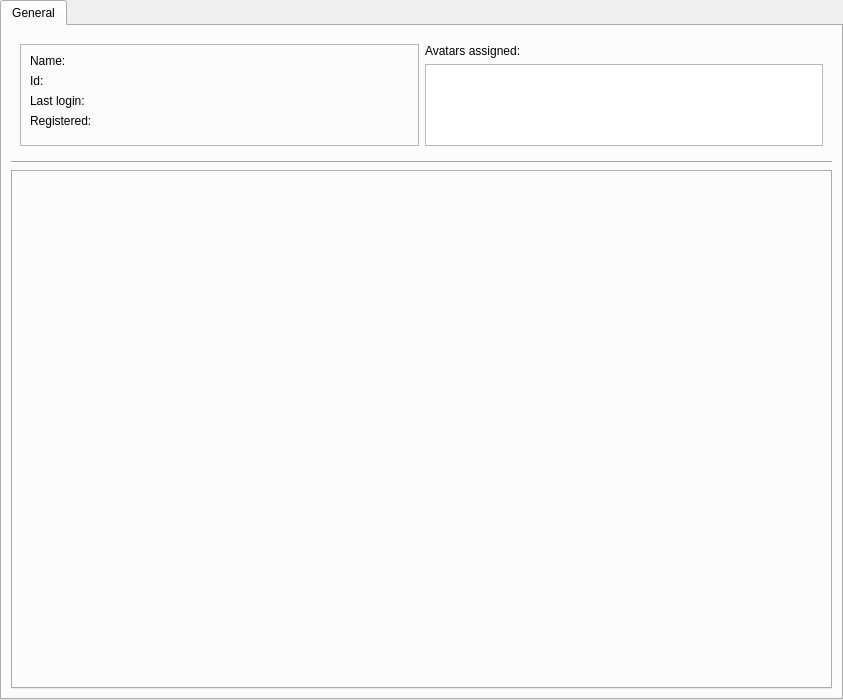
First picture: the form in res/player_card/playercard.ui, repository FAForever/lobby, before the edit.
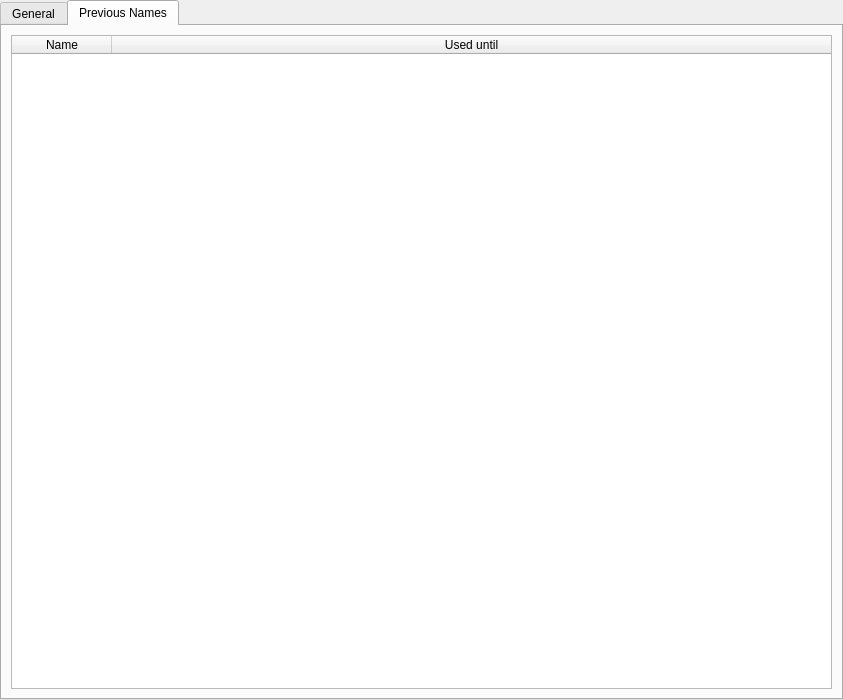
Second picture: the form after the edit. The open tabs and pages were chosen to show the change.

Diff of the .ui file:
```diff
--- a/res/player_card/playercard.ui
+++ b/res/player_card/playercard.ui
@@ -216,6 +216,45 @@
          </item>
         </layout>
        </widget>
+       <widget class="QWidget" name="tab_2">
+        <attribute name="title">
+         <string>Previous Names</string>
+        </attribute>
+        <layout class="QGridLayout" name="gridLayout_5">
+         <item row="0" column="0">
+          <widget class="QTableWidget" name="tableWidget">
+           <property name="editTriggers">
+            <set>QAbstractItemView::NoEditTriggers</set>
+           </property>
+           <property name="alternatingRowColors">
+            <bool>true</bool>
+           </property>
+           <property name="selectionBehavior">
+            <enum>QAbstractItemView::SelectRows</enum>
+           </property>
+           <property name="showGrid">
+            <bool>false</bool>
+           </property>
+           <attribute name="horizontalHeaderStretchLastSection">
+            <bool>true</bool>
+           </attribute>
+           <attribute name="verticalHeaderVisible">
+            <bool>false</bool>
+           </attribute>
+           <column>
+            <property name="text">
+             <string>Name</string>
+            </property>
+           </column>
+           <column>
+            <property name="text">
+             <string>Used until</string>
+            </property>
+           </column>
+          </widget>
+         </item>
+        </layout>
+       </widget>
       </widget>
      </item>
     </layout>
```
